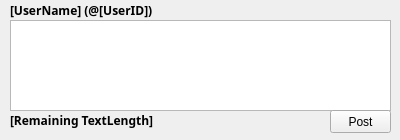
Qt form UserInterfaces/mainwindow.ui (shirobusa1997/TweetBullet) before a commit.
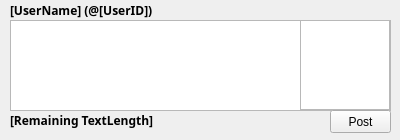
The same form after that commit.

Commit message: GUIにユーザ画像表示用QFrameパーツを追加。

What changed in the file:
```diff
--- a/UserInterfaces/mainwindow.ui
+++ b/UserInterfaces/mainwindow.ui
@@ -97,6 +97,22 @@
      <string>[UserName] (@[UserID])</string>
     </property>
    </widget>
+   <widget class="QFrame" name="frame">
+    <property name="geometry">
+     <rect>
+      <x>300</x>
+      <y>20</y>
+      <width>90</width>
+      <height>90</height>
+     </rect>
+    </property>
+    <property name="frameShape">
+     <enum>QFrame::StyledPanel</enum>
+    </property>
+    <property name="frameShadow">
+     <enum>QFrame::Raised</enum>
+    </property>
+   </widget>
   </widget>
  </widget>
  <layoutdefault spacing="6" margin="11"/>
```
